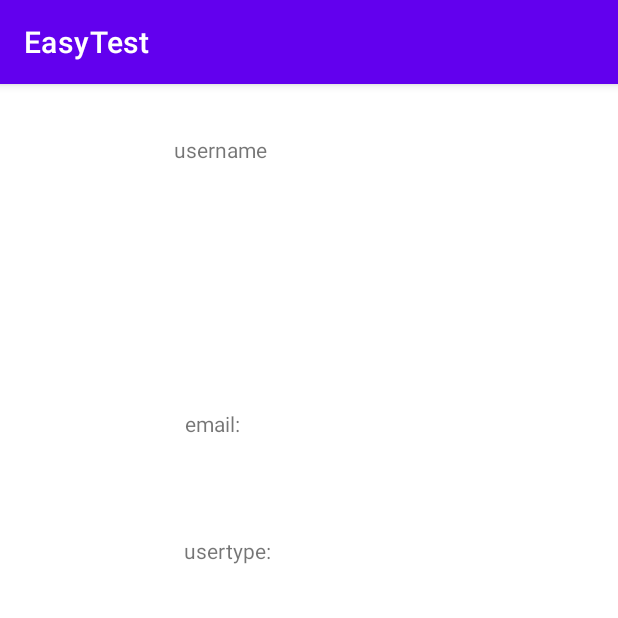
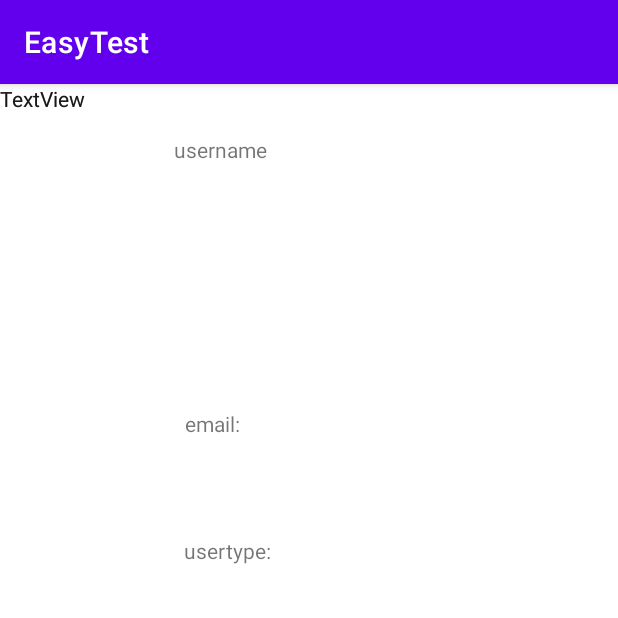
Before and after one commit to jude3004/EasyTest, an Android app: the fragment ProfileFragment placed in its activity, on a phone screen of 412 x 824 dp, the top half of it. Run offline under Robolectric (Android 15) with nearby library versions, the phone set to English and light mode, and no system bars.

```diff
--- a/app/src/main/res/layout/fragment_profile.xml
+++ b/app/src/main/res/layout/fragment_profile.xml
@@ -52,5 +52,29 @@
             app:layout_constraintEnd_toEndOf="parent"
             app:layout_constraintStart_toStartOf="parent"
             app:layout_constraintTop_toBottomOf="@+id/textView3" />
+
+        <TextView
+            android:id="@+id/textView5"
+            android:layout_width="wrap_content"
+            android:layout_height="wrap_content"
+            android:text="TextView"
+            tools:layout_editor_absoluteX="218dp"
+            tools:layout_editor_absoluteY="52dp" />
+
+        <TextView
+            android:id="@+id/textView6"
+            android:layout_width="wrap_content"
+            android:layout_height="wrap_content"
+            android:text="TextView"
+            tools:layout_editor_absoluteX="219dp"
+            tools:layout_editor_absoluteY="228dp" />
+
+        <TextView
+            android:id="@+id/textView7"
+            android:layout_width="wrap_content"
+            android:layout_height="wrap_content"
+            android:text="TextView"
+            tools:layout_editor_absoluteX="225dp"
+            tools:layout_editor_absoluteY="319dp" />
     </androidx.constraintlayout.widget.ConstraintLayout>
 </FrameLayout>
```
Also changed, not shown: app/src/main/java/com/example/easytest/SignUpFragment.java (+28 -31 lines).
